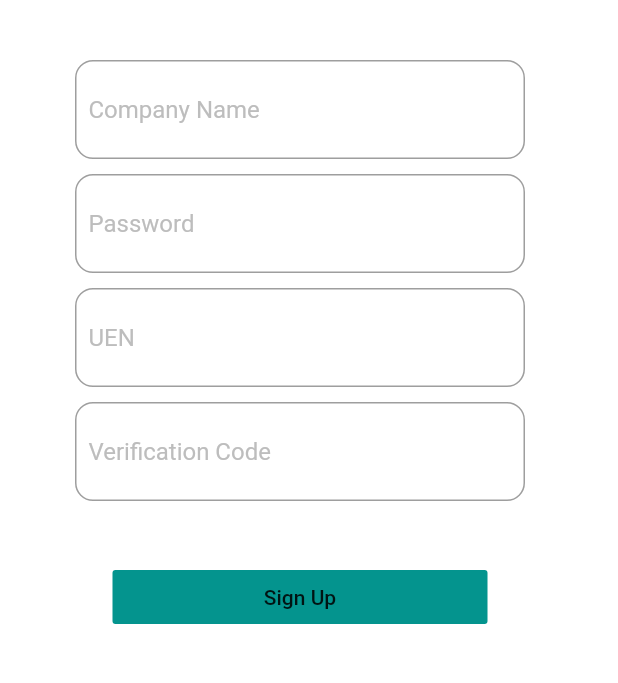
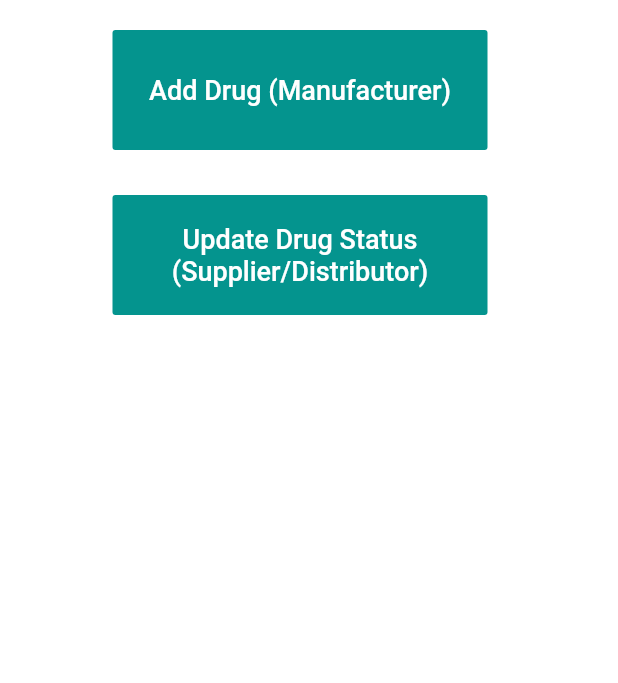
Before and after one commit to jieshengc/openmeds, a Flutter app: the SignUpScreen screen opened directly, after a tap on "Sign Up", on a phone screen of 412 x 824 dp, the part 495-1178 px from its top. Run offline on Flutter 3.47's test engine with Material 2 defaults, Android fonts, the phone set to English and light mode, and no system bars.

Commit message:
Added Manufacturer Screen, Supplier/Distributor Screen, M/S/D Screen and Basic Navigation

```diff
--- /dev/null
+++ b/open_meds/lib/AllScreens/msdScreen.dart
@@ -0,0 +1,87 @@
+import 'dart:async';
+import 'package:flutter/material.dart';
+import 'package:open_meds/AllScreens/suppdistScreen.dart';
+import 'package:open_meds/AllScreens/manufScreen.dart';
+
+
+class MSDScreen extends StatefulWidget {
+  @override
+  _MSDScreenState createState() => _MSDScreenState();
+}
+
+class _MSDScreenState extends State<MSDScreen> {
+
+  @override
+  void initState() {
+    // TODO: implement initState
+    super.initState();
+  }
+
+  @override
+  Widget build(BuildContext context) {
+    return Scaffold(
+      backgroundColor: Colors.white,
+      body: SingleChildScrollView(
+        child: Column(
+          children: <Widget>[
+            SizedBox(height: 150),
+            Container(
+                height: 180,
+                width: 400,
+                decoration: BoxDecoration(
+                    image: DecorationImage(
+                        image: AssetImage('assets/logo.jpeg'),
+                        fit: BoxFit.fill
+                    )
+                )
+            ),
+            SizedBox(height: 20),
+            Column(
+              children: <Widget>[
+                Container(
+                    width: 250,
+                    height: 80,
+                    child: FlatButton(
+                      child: Text('Add Drug (Manufacturer)',
+                          textAlign: TextAlign.center,
+                          style: TextStyle(color: Colors.white, fontSize: 18)),
+                      color: Color(0xFF04948E),
+                      onPressed: () {
+                        Navigator.push(
+                            context,
+                            MaterialPageRoute(
+                                builder: (context) =>
+                                SuppDistScreen()
+                          )
+                        );
+                      },
+                    )
+                ),
+                SizedBox(height: 30),
+                Container(
+                    width: 250,
+                    height: 80,
+                    child: FlatButton(
+                      child: Text('Update Drug Status (Supplier/Distributor)',
+                          textAlign: TextAlign.center,
+                          style: TextStyle(color: Colors.white, fontSize: 18)),
+                      color: Color(0xFF04948E),
+                      onPressed: () {
+                        Navigator.push(
+                            context,
+                            MaterialPageRoute(
+                                builder: (context) =>
+                                    ManufScreen()
+                            )
+                        );
+                      },
+                    )
+                )
+              ],
+            )
+          ],
+        ),
+      ),
+    );
+  }
+}
--- a/open_meds/lib/AllScreens/signuppage.dart
+++ b/open_meds/lib/AllScreens/signuppage.dart
@@ -1,4 +1,6 @@
 import 'package:flutter/material.dart';
+import 'package:open_meds/AllScreens/msdScreen.dart';
+
 
 class SignUpScreen extends StatefulWidget {
   @override
@@ -108,7 +110,15 @@ class _SignUpScreenState extends State<SignUpScreen> {
                 child: FlatButton(
                   child: Text('Sign Up'),
                   color: Color(0xFF04948E),
-                  onPressed: () {},
+                  onPressed: () {
+                    Navigator.push(
+                      context,
+                      MaterialPageRoute(
+                        builder: (context) =>
+                        MSDScreen()
+                      )
+                    );
+                  },
                 )
             ),
           ],
```
Also changed, not shown: open_meds/lib/AllScreens/manufScreen.dart (added, +127 -0 lines), open_meds/lib/AllScreens/suppdistScreen.dart (added, +111 -0 lines).
